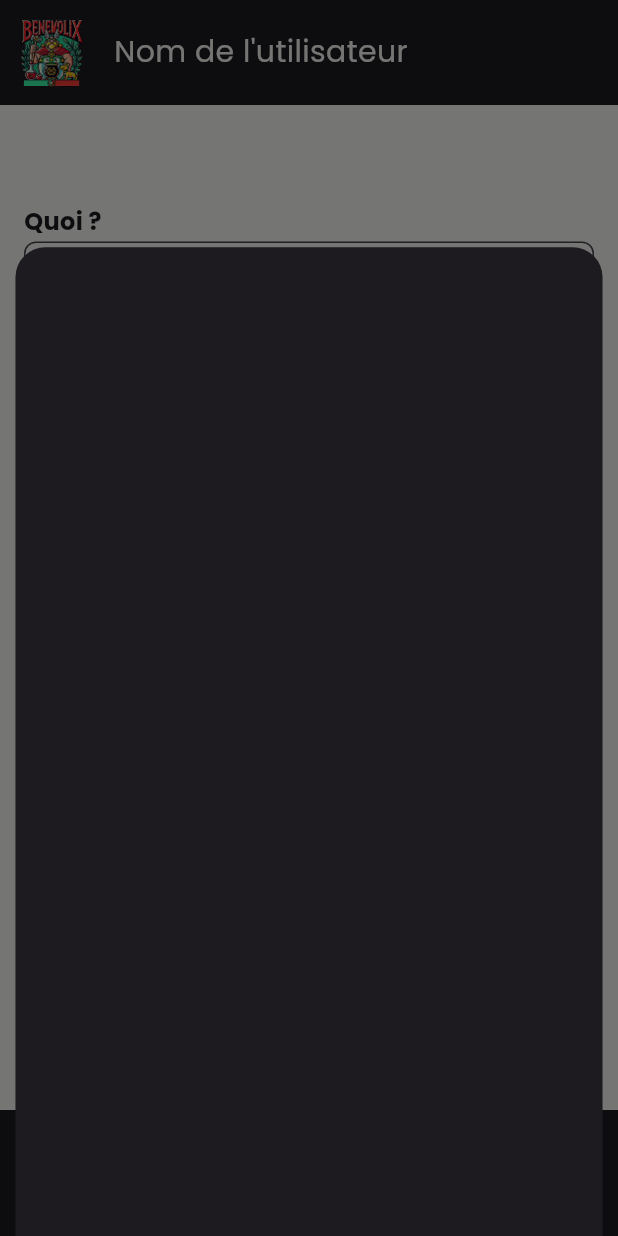
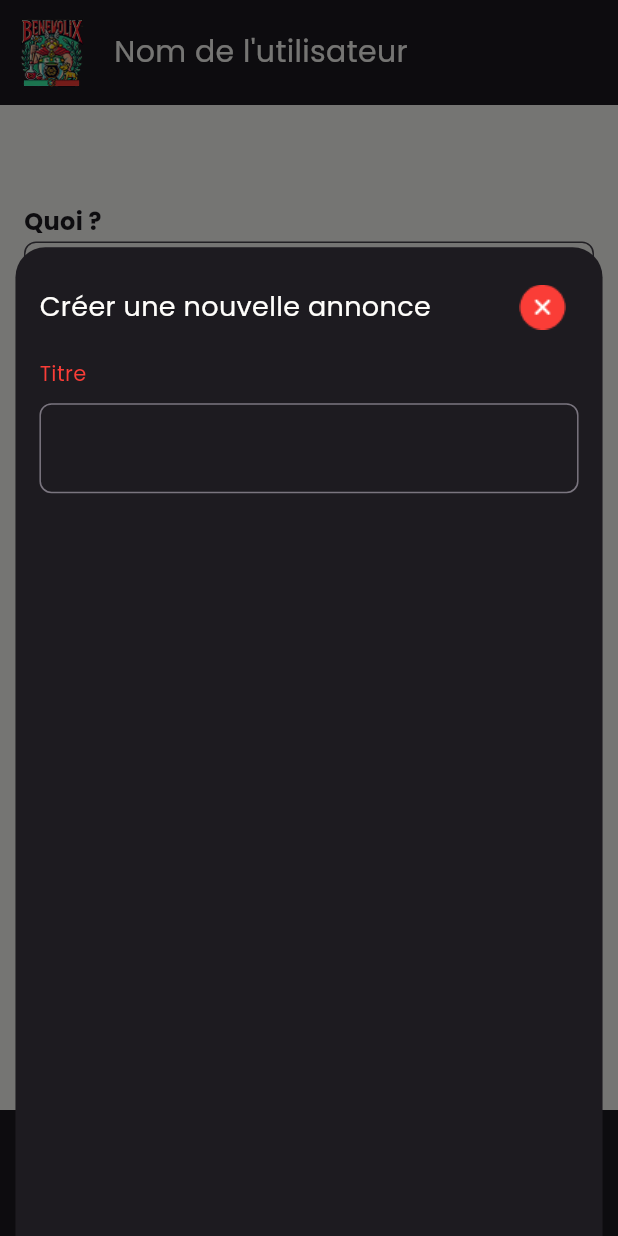
Before and after one commit to FuzMaxime/Benevolix_App, a Flutter app: the HomePage screen opened by its route, after a tap on the "add" icon, on a phone screen of 412 x 824 dp. Run offline on Flutter 3.47's test engine with Material 3 defaults, Android fonts, the phone set to English and light mode, and no system bars; our stand-ins replace flutter_riverpod, shared_preferences; accounts and stored records are empty; network calls fail.

Commit message:
feat(create_annonce): create component

```diff
--- a/benevolix_app/lib/pages/home.dart
+++ b/benevolix_app/lib/pages/home.dart
@@ -1,3 +1,5 @@
+import 'dart:io';
+
 import 'package:benevolix_app/constants/color.dart';
 import 'package:benevolix_app/models/announcement.dart';
 import 'package:benevolix_app/services/annoucement_service.dart';
@@ -32,7 +34,7 @@ class _HomePageState extends State<HomePage> {
         filteredAnnouncements = allAnnouncements; // Afficher tout par défaut
       });
     } catch (e) {
-      print("Erreur lors du chargement des annonces : $e");
+      stderr.writeln("Erreur lors du chargement des annonces : $e");
     }
   }
 
--- a/benevolix_app/lib/services/annoucement_service.dart
+++ b/benevolix_app/lib/services/annoucement_service.dart
@@ -18,7 +18,7 @@ Future<List<Announcement>> getAllAnnoucement() async {
   );
 
   if (response.statusCode == 200) {
-    final List<dynamic> data = jsonDecode(response.body);
+    final List<dynamic> data = jsonDecode(utf8.decode(response.bodyBytes));
 
     List<Announcement> listAnnouncement =
         data.map((json) => Announcement.fromJson(json)).toList();
--- a/benevolix_app/lib/widgets/create_announcement.dart
+++ b/benevolix_app/lib/widgets/create_announcement.dart
@@ -1,3 +1,5 @@
+import 'package:benevolix_app/constants/color.dart';
+import 'package:benevolix_app/constants/decoration.dart';
 import 'package:flutter/material.dart';
 
 class CreateAnnouncement extends StatefulWidget {
@@ -8,6 +10,9 @@ class CreateAnnouncement extends StatefulWidget {
 }
 
 class _CreateAnnoucement extends State<CreateAnnouncement> {
+  final TextEditingController titleController = TextEditingController();
+  final TextEditingController descriptionController = TextEditingController();
+
   @override
   Widget build(BuildContext context) {
     return Container(
@@ -17,12 +22,48 @@ class _CreateAnnoucement extends State<CreateAnnouncement> {
       child: Column(
         mainAxisSize: MainAxisSize.min,
         children: [
-          Text("Slide Up View",
-              style: TextStyle(fontSize: 20, fontWeight: FontWeight.bold)),
+          Row(
+            mainAxisAlignment: MainAxisAlignment.spaceBetween,
+            children: [
+              Text("Créer une nouvelle annonce",
+                  style: TextStyle(fontSize: 18, color: ColorConstant.white)),
+              IconButton(
+                icon: Image.asset("assets/images/close.png"),
+                onPressed: () {
+                  Navigator.pop(context); // Ferme la modal
+                },
+              ),
+            ],
+          ),
           SizedBox(height: 10),
-          Text("Contenu de votre slide-up modal ici."),
+          Column(
+            children: [
+              Column(
+                  crossAxisAlignment: CrossAxisAlignment.start,
+                  children: [
+                Text(
+                  "Titre",
+                  style: TextStyle(color: ColorConstant.red),
+                ),
+                SizedBox(height: 10,),
+                TextField(
+                  controller: titleController,
+                  decoration: _getInputDecoration(""),
+                )
+              ])
+            ],
+          )
         ],
       ),
     );
   }
 }
+
+_getInputDecoration(String placeholder){
+  return InputDecoration(
+      border: const OutlineInputBorder(
+          borderRadius: BorderRadius.all(Radius.circular(8.0))),
+      contentPadding: EdgeInsets.all(18.0),
+
+      );
+}
--- a/benevolix_app/pubspec.yaml
+++ b/benevolix_app/pubspec.yaml
@@ -42,6 +42,7 @@ flutter:
     - assets/images/Benevolix.png
     - assets/images/home_icon.png
     - assets/images/user_icon.png
+    - assets/images/close.png
 
   fonts:
     - family: Poppins
```
Also changed, not shown: benevolix_app/assets/images/close.png (added), benevolix_app/pubspec.lock.
